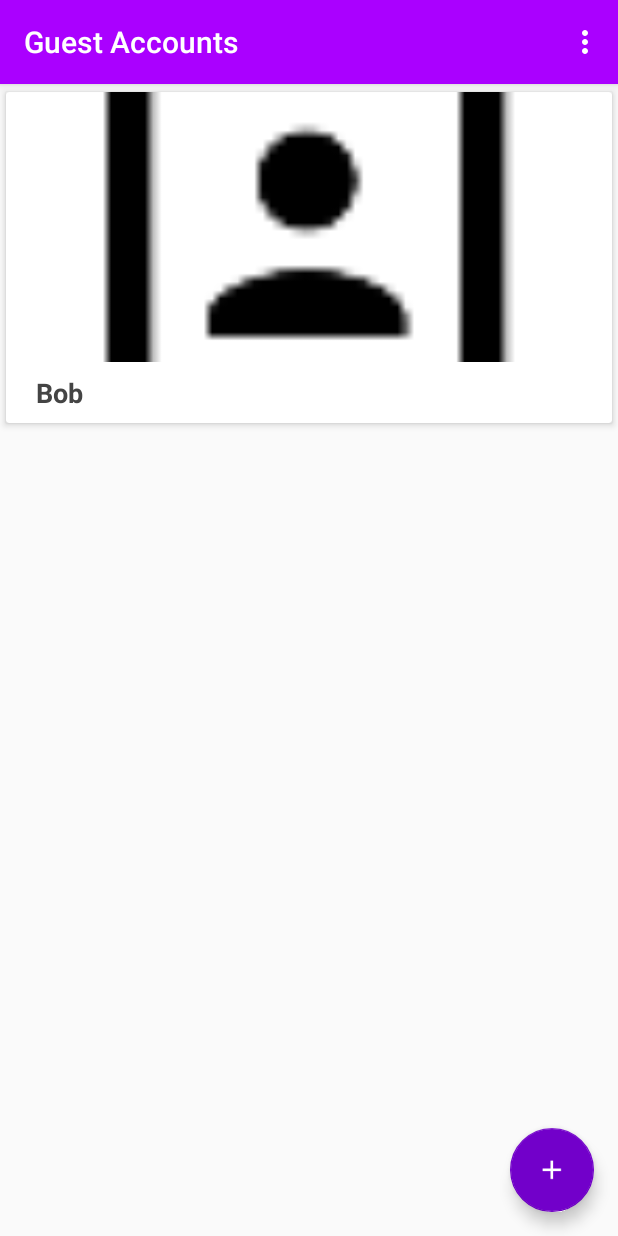
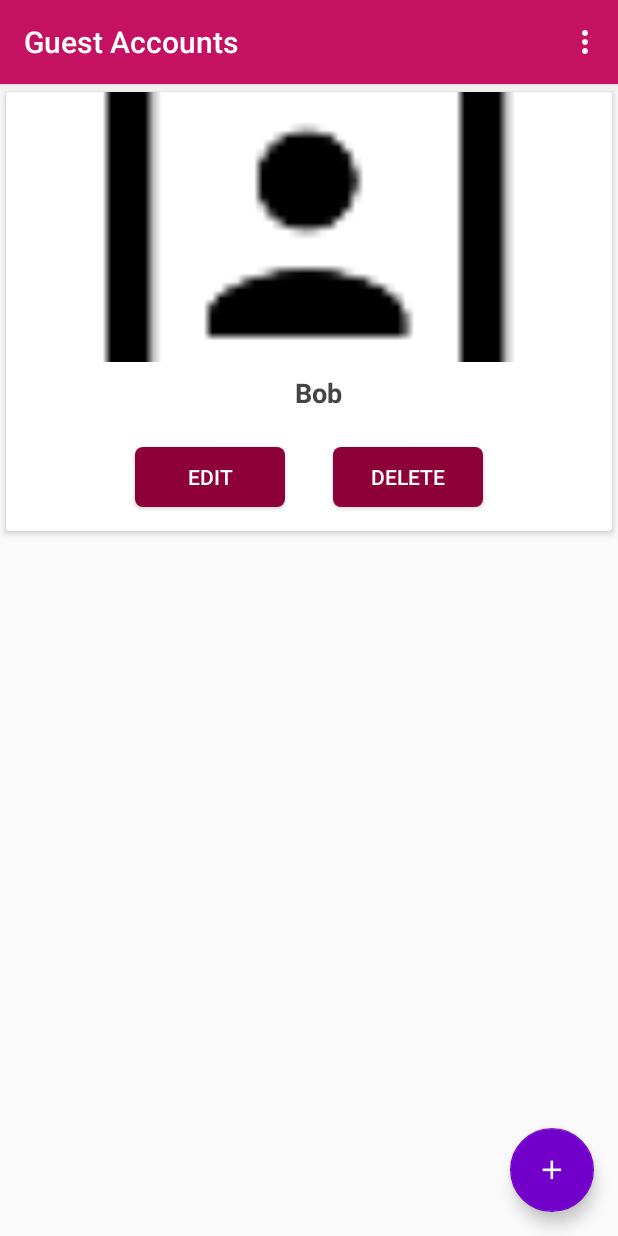
Before and after one commit to VictoriaWeaver/Senior-Project-App, an Android app: the GuestAccountsActivity screen opened directly, with no data from a screen before it, on a phone screen of 412 x 824 dp. Run offline under Robolectric (Android 15) with nearby library versions, the phone set to English and light mode, and no system bars; pictures from the network do not load.

Commit message:
Add buttons to edit/delete a user- temp listeners set

```diff
--- a/SmartSecuritySystem/app/src/main/java/vi/smartsecuritysystem/ControlActivity.java
+++ b/SmartSecuritySystem/app/src/main/java/vi/smartsecuritysystem/ControlActivity.java
@@ -1,5 +1,6 @@
 package vi.smartsecuritysystem;
 
+import android.content.Intent;
 import android.content.res.Resources;
 import android.os.AsyncTask;
 import android.support.v7.app.AppCompatActivity;
--- a/SmartSecuritySystem/app/src/main/java/vi/smartsecuritysystem/UserAdapter.java
+++ b/SmartSecuritySystem/app/src/main/java/vi/smartsecuritysystem/UserAdapter.java
@@ -1,12 +1,16 @@
 package vi.smartsecuritysystem;
 
 import android.content.Context;
+import android.content.Intent;
+import android.content.res.Resources;
 import android.support.v7.widget.RecyclerView;
 import android.text.Html;
 import android.text.TextUtils;
+import android.util.TypedValue;
 import android.view.LayoutInflater;
 import android.view.View;
 import android.view.ViewGroup;
+import android.widget.Button;
 import android.widget.ImageView;
 import android.widget.TextView;
 
@@ -57,11 +61,29 @@ public class UserAdapter extends RecyclerView.Adapter<UserAdapter.CustomViewHold
     class CustomViewHolder extends RecyclerView.ViewHolder {
         protected ImageView imageView;
         protected TextView textView;
+        protected Button editBtn;
+        protected Button deleteBtn;
 
         public CustomViewHolder(View view) {
             super(view);
             this.imageView = (ImageView) view.findViewById(R.id.thumbnail);
             this.textView = (TextView) view.findViewById(R.id.title);
+            this.deleteBtn = (Button) view.findViewById(R.id.delete_user);
+            this.editBtn = (Button) view.findViewById(R.id.edit_user);
+
+            this.editBtn.setOnClickListener(new View.OnClickListener() {
+                @Override
+                public void onClick(View v) {
+                    v.getContext().startActivity(new Intent(v.getContext(), MainActivity.class));
+                }
+            });
+
+            this.deleteBtn.setOnClickListener(new View.OnClickListener() {
+                @Override
+                public void onClick(View v) {
+                    v.getContext().startActivity(new Intent(v.getContext(), UserLogsActivity.class));
+                }
+            });
         }
     }
 }
--- a/SmartSecuritySystem/app/src/main/res/layout/activity_family_accounts.xml
+++ b/SmartSecuritySystem/app/src/main/res/layout/activity_family_accounts.xml
@@ -18,10 +18,9 @@
         tools:layout_editor_absoluteX="8dp"
         tools:layout_editor_absoluteY="0dp" />
 
-    <android.support.design.widget.CoordinatorLayout
+    <android.support.design.widget.CoordinatorLayout xmlns:android="http://schemas.android.com/apk/res/android"
+        xmlns:app="http://schemas.android.com/apk/res-auto"
         android:id="@+id/main_content"
-        xmlns:android="http://schemas.android.com/apk/res/android"
-        xmlns:app="http://schemas.android.com/apk/res-auto"
         android:layout_width="match_parent"
         android:layout_height="match_parent">
 
--- a/SmartSecuritySystem/app/src/main/res/layout/user_row_layout.xml
+++ b/SmartSecuritySystem/app/src/main/res/layout/user_row_layout.xml
@@ -1,6 +1,5 @@
 <?xml version="1.0" encoding="utf-8"?>
-<android.support.v7.widget.CardView
-    xmlns:android="http://schemas.android.com/apk/res/android"
+<android.support.v7.widget.CardView xmlns:android="http://schemas.android.com/apk/res/android"
     xmlns:cardview="http://schemas.android.com/apk/res-auto"
     android:layout_width="match_parent"
     android:layout_height="wrap_content"
@@ -19,7 +18,7 @@
             android:layout_height="180dp"
             android:layout_alignParentTop="true"
             android:scaleType="centerCrop"
-            android:src="@mipmap/ic_portrait"/>
+            android:src="@mipmap/ic_portrait" />
 
         <TextView
             android:id="@+id/title"
@@ -28,12 +27,42 @@
             android:layout_below="@+id/thumbnail"
             android:layout_centerVertical="true"
             android:layout_marginLeft="12dp"
+            android:gravity="center"
             android:maxLines="3"
             android:padding="8dp"
+            android:text="Place Holder"
             android:textAppearance="@style/TextAppearance.AppCompat.Headline"
             android:textColor="#444"
             android:textSize="18dp"
-            android:textStyle="bold"/>
+            android:textStyle="bold" />
 
+        <LinearLayout
+            android:layout_width="match_parent"
+            android:layout_height="wrap_content"
+            android:layout_below="@id/title"
+            android:gravity="center"
+            android:orientation="horizontal">
+
+            <Button
+                android:id="@+id/edit_user"
+                android:layout_width="100dp"
+                android:layout_margin="@dimen/activity_horizontal_margin"
+                android:layout_height="@dimen/main_btn_height"
+                android:background="@drawable/rectangle_btn"
+                android:backgroundTint="@color/familyPrimaryDark"
+                android:textColor="@android:color/white"
+                android:text="Edit" />
+
+            <Button
+                android:id="@+id/delete_user"
+                android:layout_width="100dp"
+                android:layout_margin="@dimen/activity_horizontal_margin"
+                android:layout_height="@dimen/main_btn_height"
+                android:background="@drawable/rectangle_btn"
+                android:backgroundTint="@color/familyPrimaryDark"
+                android:textColor="@android:color/white"
+                android:text="Delete" />
+
+        </LinearLayout>
     </RelativeLayout>
 </android.support.v7.widget.CardView>
--- a/SmartSecuritySystem/app/src/main/res/values/styles.xml
+++ b/SmartSecuritySystem/app/src/main/res/values/styles.xml
@@ -17,9 +17,9 @@
 
     <style name="AppThemeGuest" parent="Theme.AppCompat.Light.NoActionBar">
         <!-- Customize your theme here. -->
-        <item name="colorPrimary">@color/guestPrimary</item>
-        <item name="colorPrimaryDark">@color/guestPrimaryDark</item>
-        <item name="colorAccent">@color/guestPrimaryLight</item>
+        <item name="colorPrimary">@color/familyPrimary</item>
+        <item name="colorPrimaryDark">@color/familyPrimaryDark</item>
+        <item name="colorAccent">@color/familyPrimaryLight</item>
     </style>
 
     <style name="AppThemeControl" parent="Theme.AppCompat.Light.NoActionBar">
@@ -29,12 +29,12 @@
         <item name="colorAccent">@color/controlPrimaryLight</item>
     </style>
 
-    <style name="AppThemeCamera" parent="Theme.AppCompat.Light.NoActionBar">
-        <!-- Customize your theme here. -->
-        <item name="colorPrimary">@color/cameraPrimary</item>
-        <item name="colorPrimaryDark">@color/cameraPrimaryDark</item>
-        <item name="colorAccent">@color/cameraPrimaryLight</item>
-    </style>
+    <!--<style name="AppThemeCamera" parent="Theme.AppCompat.Light.NoActionBar">-->
+        <!--&lt;!&ndash; Customize your theme here. &ndash;&gt;-->
+        <!--<item name="colorPrimary">@color/cameraPrimary</item>-->
+        <!--<item name="colorPrimaryDark">@color/cameraPrimaryDark</item>-->
+        <!--<item name="colorAccent">@color/cameraPrimaryLight</item>-->
+    <!--</style>-->
 
     <style name="AppThemeLogs" parent="Theme.AppCompat.Light.NoActionBar">
         <!-- Customize your theme here. -->
```
